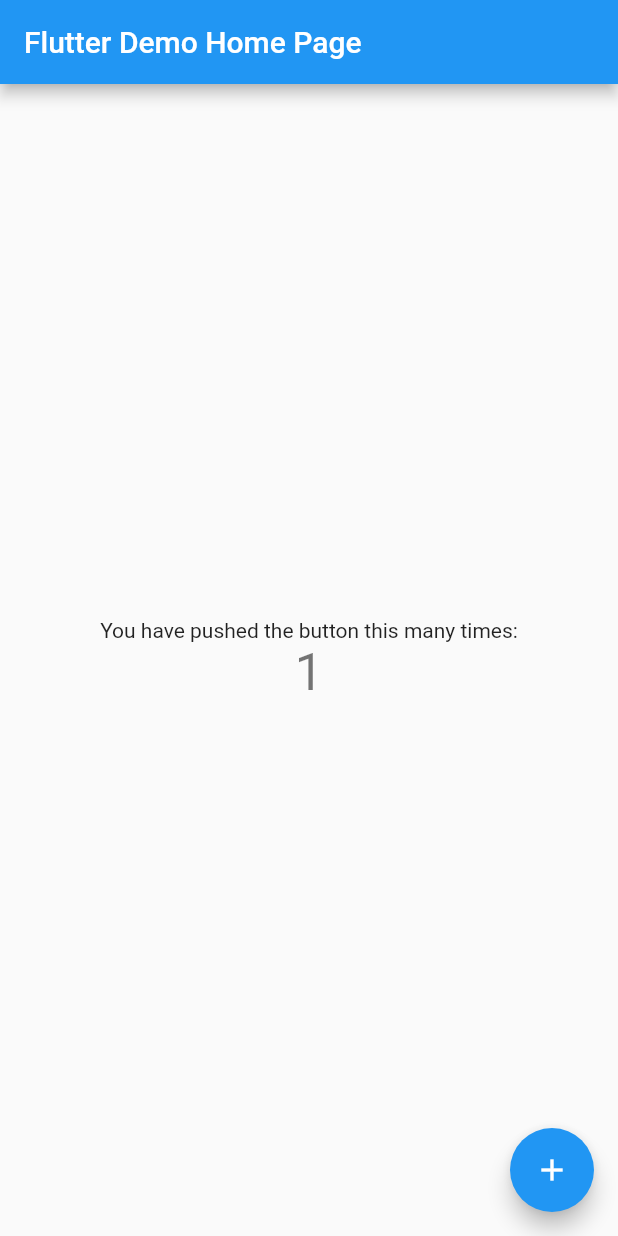
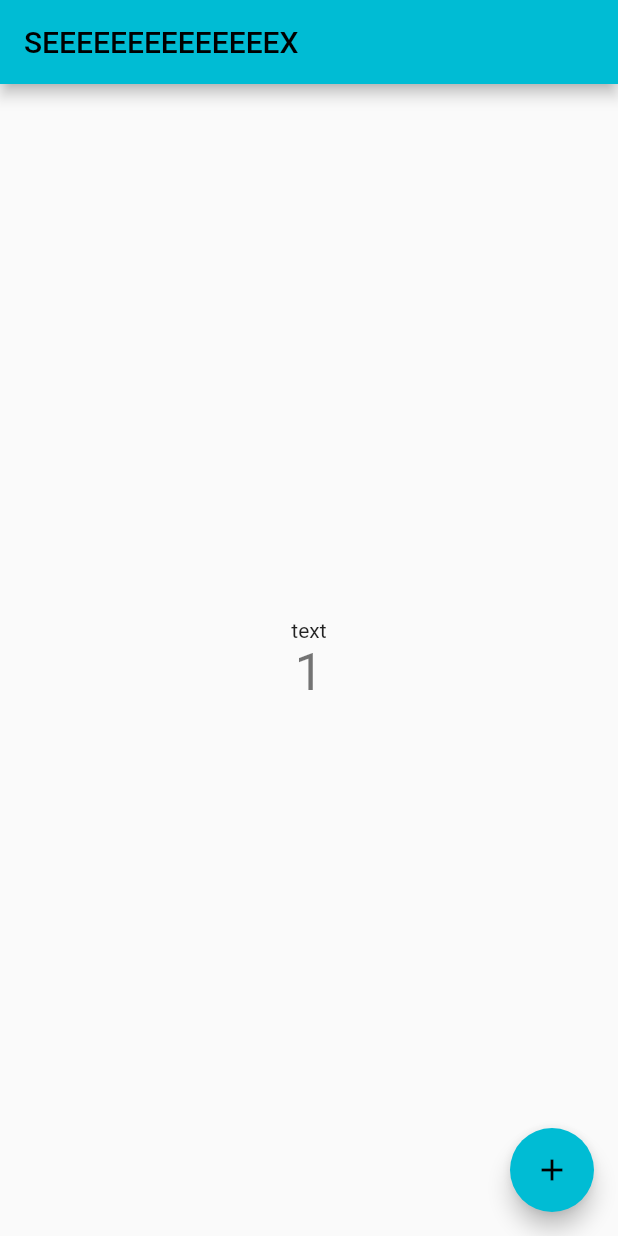
Before and after one commit to Genesis-Organization/GenesisNative, a Flutter app: the screen it shows after launch, after a tap on the "add" icon, on a phone screen of 412 x 824 dp. Run offline on Flutter 3.47's test engine with Material 2 defaults, Android fonts, the phone set to English and light mode, and no system bars.

Commit message:
remove comments

```diff
--- a/lib/main.dart
+++ b/lib/main.dart
@@ -1,46 +1,24 @@
 import 'package:flutter/material.dart';
 
-void main() {
-  runApp(const MyApp());
-}
+void main() => runApp(const MyApp());
 
 class MyApp extends StatelessWidget {
   const MyApp({Key? key}) : super(key: key);
 
-  // This widget is the root of your application.
   @override
   Widget build(BuildContext context) {
     return MaterialApp(
-      title: 'Flutter Demo',
+      title: 'Genesis',
       theme: ThemeData(
-        // This is the theme of your application.
-        //
-        // Try running your application with "flutter run". You'll see the
-        // application has a blue toolbar. Then, without quitting the app, try
-        // changing the primarySwatch below to Colors.green and then invoke
-        // "hot reload" (press "r" in the console where you ran "flutter run",
-        // or simply save your changes to "hot reload" in a Flutter IDE).
-        // Notice that the counter didn't reset back to zero; the application
-        // is not restarted.
-        primarySwatch: Colors.blue,
+        primarySwatch: Colors.cyan,
       ),
-      home: const MyHomePage(title: 'Flutter Demo Home Page'),
+      home: const MyHomePage(title: 'SEEEEEEEEEEEEEEX'),
     );
   }
 }
 
 class MyHomePage extends StatefulWidget {
   const MyHomePage({Key? key, required this.title}) : super(key: key);
-
-  // This widget is the home page of your application. It is stateful, meaning
-  // that it has a State object (defined below) that contains fields that affect
-  // how it looks.
-
-  // This class is the configuration for the state. It holds the values (in this
-  // case the title) provided by the parent (in this case the App widget) and
-  // used by the build method of the State. Fields in a Widget subclass are
-  // always marked "final".
-
   final String title;
 
   @override
@@ -52,52 +30,21 @@ class _MyHomePageState extends State<MyHomePage> {
 
   void _incrementCounter() {
     setState(() {
-      // This call to setState tells the Flutter framework that something has
-      // changed in this State, which causes it to rerun the build method below
-      // so that the display can reflect the updated values. If we changed
-      // _counter without calling setState(), then the build method would not be
-      // called again, and so nothing would appear to happen.
       _counter++;
     });
   }
 
   @override
   Widget build(BuildContext context) {
-    // This method is rerun every time setState is called, for instance as done
-    // by the _incrementCounter method above.
-    //
-    // The Flutter framework has been optimized to make rerunning build methods
-    // fast, so that you can just rebuild anything that needs updating rather
-    // than having to individually change instances of widgets.
     return Scaffold(
       appBar: AppBar(
-        // Here we take the value from the MyHomePage object that was created by
-        // the App.build method, and use it to set our appbar title.
         title: Text(widget.title),
       ),
       body: Center(
-        // Center is a layout widget. It takes a single child and positions it
-        // in the middle of the parent.
         child: Column(
-          // Column is also a layout widget. It takes a list of children and
-          // arranges them vertically. By default, it sizes itself to fit its
-          // children horizontally, and tries to be as tall as its parent.
-          //
-          // Invoke "debug painting" (press "p" in the console, choose the
-          // "Toggle Debug Paint" action from the Flutter Inspector in Android
-          // Studio, or the "Toggle Debug Paint" command in Visual Studio Code)
-          // to see the wireframe for each widget.
-          //
-          // Column has various properties to control how it sizes itself and
-          // how it positions its children. Here we use mainAxisAlignment to
-          // center the children vertically; the main axis here is the vertical
-          // axis because Columns are vertical (the cross axis would be
-          // horizontal).
           mainAxisAlignment: MainAxisAlignment.center,
-          children: <Widget>[
-            const Text(
-              'You have pushed the button this many times:',
-            ),
+          children: [
+            const Text('text'),
             Text(
               '$_counter',
               style: Theme.of(context).textTheme.headline4,
@@ -109,7 +56,7 @@ class _MyHomePageState extends State<MyHomePage> {
         onPressed: _incrementCounter,
         tooltip: 'Increment',
         child: const Icon(Icons.add),
-      ), // This trailing comma makes auto-formatting nicer for build methods.
+      ),
     );
   }
 }
```
Also changed, not shown: 2 other files.
